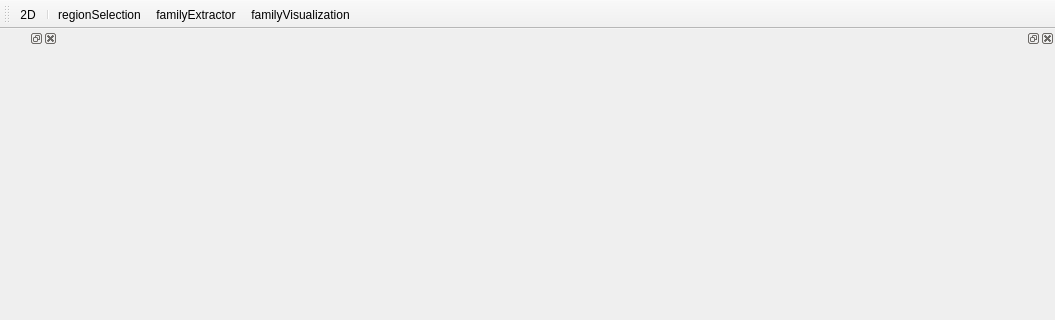
Before: the Qt Designer form explorer/explorer.ui in desaic/fem, drawn with Qt 5; both pictures show x 0 to 1055 and y 0 to 320 of the 1055 by 857 pixel window.
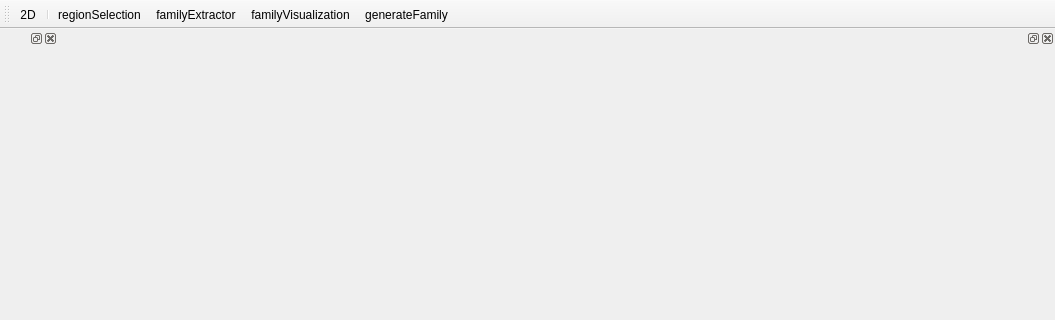
After: the same form once the commit is applied. Custom widgets are drawn as their Qt base class.

The edit to the form file:
```diff
--- a/explorer/explorer.ui
+++ b/explorer/explorer.ui
@@ -127,6 +127,7 @@
    <addaction name="m_actionRegionSelection"/>
    <addaction name="m_actionFamilyExtractor"/>
    <addaction name="m_actionFamilyVisualization"/>
+   <addaction name="m_actionGenerateFamily"/>
   </widget>
   <action name="m_action2D">
    <property name="checkable">
@@ -169,6 +170,14 @@
     <string>visualize families of microstructures</string>
    </property>
   </action>
+  <action name="m_actionGenerateFamily">
+   <property name="text">
+    <string>generateFamily</string>
+   </property>
+   <property name="toolTip">
+    <string>generate analytical family of microstructures</string>
+   </property>
+  </action>
  </widget>
  <customwidgets>
   <customwidget>
```
